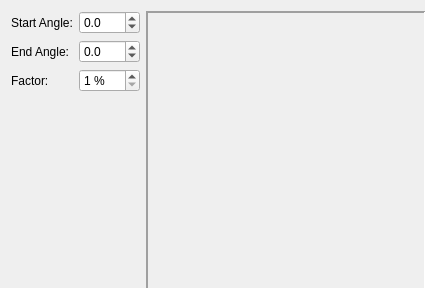
Old version of the form scribus/ui/spiralwidgetbase.ui in the repository scribusproject/scribus.
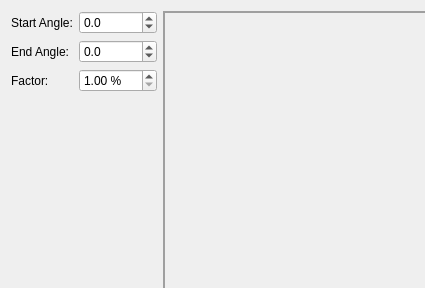
New version of the form. Custom widgets are drawn as their Qt base class.

The edit to the form file:
```diff
--- a/scribus/ui/spiralwidgetbase.ui
+++ b/scribus/ui/spiralwidgetbase.ui
@@ -78,7 +78,7 @@
         </widget>
        </item>
        <item row="2" column="1">
-        <widget class="QSpinBox" name="arcFactor">
+        <widget class="ScrSpinBox" name="arcFactor">
          <property name="suffix">
           <string> %</string>
          </property>
```
